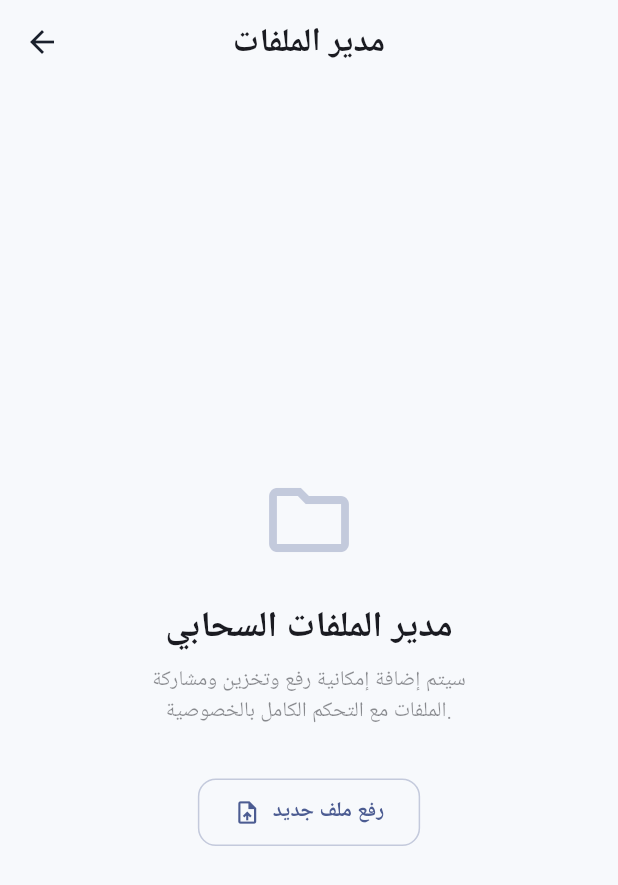
After one commit to helpterooai-ops/local-server-, a Flutter app: the FileManagerScreen screen opened directly, on a phone screen of 412 x 824 dp. The commit adds this screen. Shown: the top 885 px of the screen. Run offline on Flutter 3.47's test engine with Material 3 defaults, Android fonts, the phone set to English and light mode, and no system bars; our stand-ins replace google_fonts; Roboto replaces fonts that are missing (Cairo).

Commit message:
إضافة هيكل الصفحات الأساسية وتنظيف جميع الشاشات لتكون جاهزة للبيانات الحقيقية

```diff
--- /dev/null
+++ b/lib/screens/file_manager_screen.dart
@@ -0,0 +1,81 @@
+import 'package:flutter/material.dart';
+import 'package:google_fonts/google_fonts.dart';
+
+class FileManagerScreen extends StatelessWidget {
+  const FileManagerScreen({super.key});
+
+  @override
+  Widget build(BuildContext context) {
+    final colorScheme = Theme.of(context).colorScheme;
+    final textTheme = Theme.of(context).textTheme;
+
+    return Scaffold(
+      backgroundColor: Theme.of(context).scaffoldBackgroundColor,
+      appBar: AppBar(
+        title: Text(
+          'مدير الملفات',
+          style: GoogleFonts.cairo(
+            textStyle: textTheme.titleLarge?.copyWith(
+              fontWeight: FontWeight.w700,
+              color: colorScheme.onSurface,
+            ),
+          ),
+        ),
+      ),
+      body: Center(
+        child: Padding(
+          padding: const EdgeInsets.all(24.0),
+          child: Column(
+            mainAxisAlignment: MainAxisAlignment.center,
+            children: [
+              Icon(
+                Icons.folder_outlined,
+                size: 64,
+                color: colorScheme.primary.withValues(alpha: 0.3),
+              ),
+              const SizedBox(height: 24),
+              Text(
+                'مدير الملفات السحابي',
+                style: GoogleFonts.cairo(
+                  textStyle: textTheme.headlineSmall?.copyWith(
+                    fontWeight: FontWeight.w700,
+                    color: colorScheme.onSurface,
+                  ),
+                ),
+              ),
+              const SizedBox(height: 8),
+              Text(
+                'سيتم إضافة إمكانية رفع وتخزين ومشاركة\nالملفات مع التحكم الكامل بالخصوصية.',
+                textAlign: TextAlign.center,
+                style: GoogleFonts.cairo(
+                  textStyle: textTheme.bodyMedium?.copyWith(
+                    color: colorScheme.onSurface.withValues(alpha: 0.5),
+                  ),
+                ),
+              ),
+              const SizedBox(height: 32),
+              OutlinedButton.icon(
+                onPressed: () {
+                  // TODO: فتح رافع الملفات لاحقاً
+                },
+                icon: const Icon(Icons.upload_file, size: 18),
+                label: Text(
+                  'رفع ملف جديد',
+                  style: GoogleFonts.cairo(fontWeight: FontWeight.w600),
+                ),
+                style: OutlinedButton.styleFrom(
+                  foregroundColor: colorScheme.primary,
+                  side: BorderSide(color: colorScheme.primary.withValues(alpha: 0.3)),
+                  shape: RoundedRectangleBorder(
+                    borderRadius: BorderRadius.circular(12),
+                  ),
+                  padding: const EdgeInsets.symmetric(horizontal: 24, vertical: 12),
+                ),
+              ),
+            ],
+          ),
+        ),
+      ),
+    );
+  }
+}
```
Also changed, not shown: lib/screens/home_screen.dart (+35 -11 lines), lib/screens/live_tunnels_screen.dart (added, +81 -0 lines), lib/screens/profile_screen.dart (+16 -15 lines), lib/screens/settings_screen.dart (added, +62 -0 lines), lib/screens/telegram_bots_screen.dart (added, +81 -0 lines), lib/screens/web_hosting_screen.dart (added, +81 -0 lines), lib/widgets/app_drawer.dart (+26 -10 lines).
